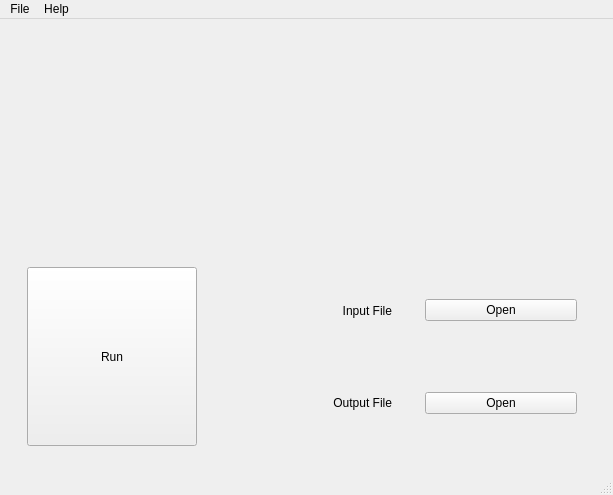
Qt form mainwindow.ui (AlexLeSang/ECOHT-ANN) before a commit.
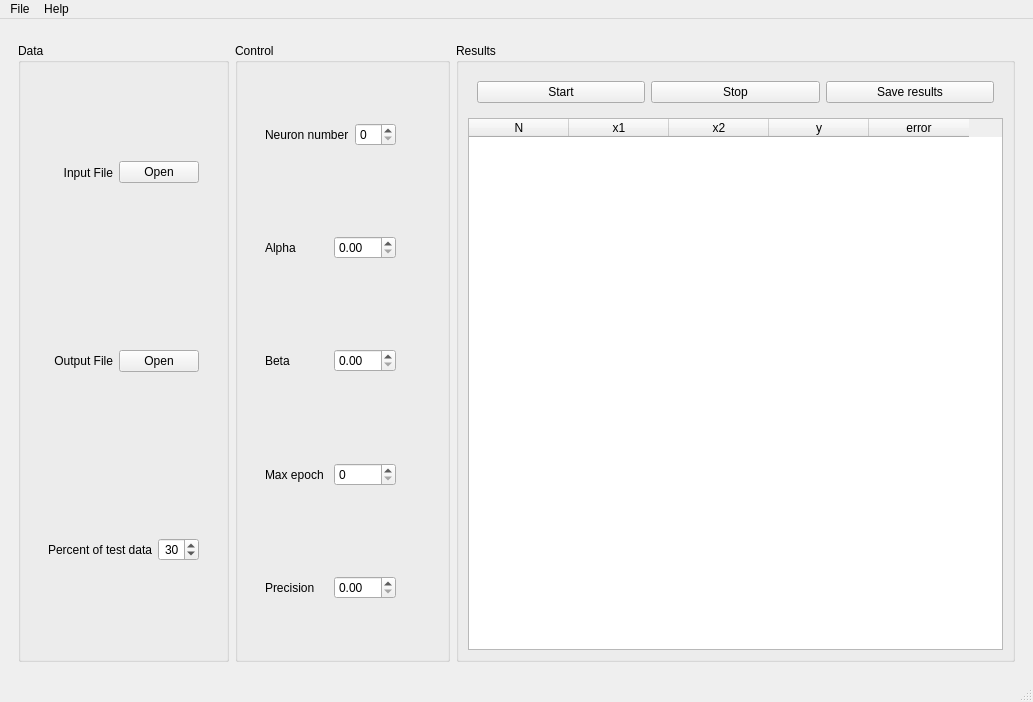
The same form after that commit. Custom widgets are drawn as their Qt base class.

The edit to the form file:
```diff
--- a/mainwindow.ui
+++ b/mainwindow.ui
@@ -6,10 +6,16 @@
    <rect>
     <x>0</x>
     <y>0</y>
-    <width>613</width>
-    <height>495</height>
+    <width>1033</width>
+    <height>702</height>
    </rect>
   </property>
+  <property name="sizePolicy">
+   <sizepolicy hsizetype="Expanding" vsizetype="Expanding">
+    <horstretch>0</horstretch>
+    <verstretch>0</verstretch>
+   </sizepolicy>
+  </property>
   <property name="windowTitle">
    <string>Neural Network Test</string>
   </property>
@@ -22,60 +28,225 @@
      <widget class="QWidget" name="horizontalWidget" native="true">
       <layout class="QHBoxLayout" name="horizontalLayout">
        <item>
-        <widget class="QWidget" name="gridWidget" native="true">
-         <layout class="QGridLayout" name="gridLayout">
-          <item row="0" column="0">
-           <widget class="QPushButton" name="runButton">
-            <property name="sizePolicy">
-             <sizepolicy hsizetype="Minimum" vsizetype="Minimum">
-              <horstretch>0</horstretch>
-              <verstretch>0</verstretch>
-             </sizepolicy>
-            </property>
-            <property name="text">
-             <string>Run</string>
-            </property>
+        <widget class="QGroupBox" name="groupBox_2">
+         <property name="title">
+          <string>Data</string>
+         </property>
+         <layout class="QHBoxLayout" name="horizontalLayout_4">
+          <item>
+           <widget class="QWidget" name="verticalWidget" native="true">
+            <layout class="QVBoxLayout" name="verticalLayout_3">
+             <item>
+              <widget class="QWidget" name="horizontalWidget" native="true">
+               <layout class="QHBoxLayout" name="horizontalLayout_2">
+                <item>
+                 <widget class="QLabel" name="inputLabel">
+                  <property name="text">
+                   <string>Input File</string>
+                  </property>
+                  <property name="alignment">
+                   <set>Qt::AlignRight|Qt::AlignTrailing|Qt::AlignVCenter</set>
+                  </property>
+                 </widget>
+                </item>
+                <item>
+                 <widget class="QPushButton" name="inputOpenButton">
+                  <property name="text">
+                   <string>Open</string>
+                  </property>
+                 </widget>
+                </item>
+               </layout>
+              </widget>
+             </item>
+             <item>
+              <widget class="QWidget" name="horizontalWidget_2" native="true">
+               <layout class="QHBoxLayout" name="horizontalLayout_3">
+                <item>
+                 <widget class="QLabel" name="outputlabel">
+                  <property name="text">
+                   <string>Output File</string>
+                  </property>
+                  <property name="alignment">
+                   <set>Qt::AlignRight|Qt::AlignTrailing|Qt::AlignVCenter</set>
+                  </property>
+                 </widget>
+                </item>
+                <item>
+                 <widget class="QPushButton" name="outputOpenButton">
+                  <property name="text">
+                   <string>Open</string>
+                  </property>
+                 </widget>
+                </item>
+               </layout>
+              </widget>
+             </item>
+             <item>
+              <widget class="QWidget" name="horizontalWidget_3" native="true">
+               <layout class="QHBoxLayout" name="horizontalLayout_9">
+                <item>
+                 <widget class="QLabel" name="label">
+                  <property name="text">
+                   <string>Percent of test data</string>
+                  </property>
+                  <property name="alignment">
+                   <set>Qt::AlignRight|Qt::AlignTrailing|Qt::AlignVCenter</set>
+                  </property>
+                 </widget>
+                </item>
+                <item>
+                 <widget class="QSpinBox" name="spinBox">
+                  <property name="alignment">
+                   <set>Qt::AlignRight|Qt::AlignTrailing|Qt::AlignVCenter</set>
+                  </property>
+                  <property name="value">
+                   <number>30</number>
+                  </property>
+                 </widget>
+                </item>
+               </layout>
+              </widget>
+             </item>
+            </layout>
            </widget>
           </item>
          </layout>
         </widget>
        </item>
        <item>
-        <widget class="QWidget" name="verticalWidget" native="true">
-         <layout class="QVBoxLayout" name="verticalLayout_3">
+        <widget class="QGroupBox" name="groupBox">
+         <property name="title">
+          <string>Control</string>
+         </property>
+         <layout class="QHBoxLayout" name="horizontalLayout_5">
           <item>
-           <widget class="QLabel" name="inputLabel">
-            <property name="text">
-             <string>Input File</string>
-            </property>
-            <property name="alignment">
-             <set>Qt::AlignRight|Qt::AlignTrailing|Qt::AlignVCenter</set>
-            </property>
+           <widget class="QWidget" name="verticalWidget" native="true">
+            <layout class="QVBoxLayout" name="verticalLayout_4">
+             <item>
+              <widget class="QWidget" name="horizontalWidget" native="true">
+               <layout class="QHBoxLayout" name="horizontalLayout_10">
+                <item>
+                 <widget class="QLabel" name="label_2">
+                  <property name="text">
+                   <string>Neuron number</string>
+                  </property>
+                 </widget>
+                </item>
+                <item>
+                 <widget class="QSpinBox" name="spinBox_2"/>
+                </item>
+               </layout>
+              </widget>
+             </item>
+             <item>
+              <widget class="QWidget" name="horizontalWidget_2" native="true">
+               <layout class="QHBoxLayout" name="horizontalLayout_11">
+                <item>
+                 <widget class="QLabel" name="label_3">
+                  <property name="text">
+                   <string>Alpha</string>
+                  </property>
+                 </widget>
+                </item>
+                <item>
+                 <widget class="QDoubleSpinBox" name="doubleSpinBox"/>
+                </item>
+               </layout>
+              </widget>
+             </item>
+             <item>
+              <widget class="QWidget" name="horizontalWidget_3" native="true">
+               <layout class="QHBoxLayout" name="horizontalLayout_12">
+                <item>
+                 <widget class="QLabel" name="label_4">
+                  <property name="text">
+                   <string>Beta</string>
+                  </property>
+                 </widget>
+                </item>
+                <item>
+                 <widget class="QDoubleSpinBox" name="doubleSpinBox_2"/>
+                </item>
+               </layout>
+              </widget>
+             </item>
+             <item>
+              <widget class="QWidget" name="horizontalWidget_4" native="true">
+               <layout class="QHBoxLayout" name="horizontalLayout_13">
+                <item>
+                 <widget class="QLabel" name="label_5">
+                  <property name="text">
+                   <string>Max epoch</string>
+                  </property>
+                 </widget>
+                </item>
+                <item>
+                 <widget class="QSpinBox" name="spinBox_3"/>
+                </item>
+               </layout>
+              </widget>
+             </item>
+             <item>
+              <widget class="QWidget" name="horizontalWidget_5" native="true">
+               <layout class="QHBoxLayout" name="horizontalLayout_14">
+                <item>
+                 <widget class="QLabel" name="label_6">
+                  <property name="text">
+                   <string>Precision</string>
+                  </property>
+                 </widget>
+                </item>
+                <item>
+                 <widget class="QDoubleSpinBox" name="doubleSpinBox_3"/>
+                </item>
+               </layout>
+              </widget>
+             </item>
+            </layout>
            </widget>
           </item>
           <item>
-           <widget class="QLabel" name="outputlabel">
-            <property name="text">
-             <string>Output File</string>
-            </property>
-            <property name="alignment">
-             <set>Qt::AlignRight|Qt::AlignTrailing|Qt::AlignVCenter</set>
-            </property>
+           <widget class="QWidget" name="verticalWidget_2" native="true">
+            <layout class="QVBoxLayout" name="verticalLayout_5"/>
            </widget>
           </item>
          </layout>
         </widget>
        </item>
        <item>
-        <widget class="QWidget" name="verticalWidget" native="true">
-         <layout class="QVBoxLayout" name="verticalLayout_2">
+        <widget class="QGroupBox" name="groupBox_3">
+         <property name="title">
+          <string>Results</string>
+         </property>
+         <layout class="QVBoxLayout" name="verticalLayout_6">
           <item>
            <widget class="QWidget" name="horizontalWidget" native="true">
-            <layout class="QHBoxLayout" name="horizontalLayout_2">
+            <layout class="QHBoxLayout" name="horizontalLayout_8">
              <item>
-              <widget class="QPushButton" name="inputOpenButton">
+              <widget class="QPushButton" name="runButton">
+               <property name="sizePolicy">
+                <sizepolicy hsizetype="Minimum" vsizetype="Minimum">
+                 <horstretch>0</horstretch>
+                 <verstretch>0</verstretch>
+                </sizepolicy>
+               </property>
                <property name="text">
-                <string>Open</string>
+                <string>Start</string>
+               </property>
+              </widget>
+             </item>
+             <item>
+              <widget class="QPushButton" name="pushButton">
+               <property name="text">
+                <string>Stop</string>
+               </property>
+              </widget>
+             </item>
+             <item>
+              <widget class="QPushButton" name="pushButton_2">
+               <property name="text">
+                <string>Save results</string>
                </property>
               </widget>
              </item>
@@ -83,16 +254,35 @@
            </widget>
           </item>
           <item>
-           <widget class="QWidget" name="horizontalWidget_2" native="true">
-            <layout class="QHBoxLayout" name="horizontalLayout_3">
-             <item>
-              <widget class="QPushButton" name="outputOpenButton">
-               <property name="text">
-                <string>Open</string>
-               </property>
-              </widget>
-             </item>
-            </layout>
+           <widget class="QTableWidget" name="tableWidget">
+            <property name="columnCount">
+             <number>5</number>
+            </property>
+            <column>
+             <property name="text">
+              <string>N</string>
+             </property>
+            </column>
+            <column>
+             <property name="text">
+              <string>x1</string>
+             </property>
+            </column>
+            <column>
+             <property name="text">
+              <string>x2</string>
+             </property>
+            </column>
+            <column>
+             <property name="text">
+              <string>y</string>
+             </property>
+            </column>
+            <column>
+             <property name="text">
+              <string>error</string>
+             </property>
+            </column>
            </widget>
           </item>
          </layout>
@@ -108,7 +298,7 @@
     <rect>
      <x>0</x>
      <y>0</y>
-     <width>613</width>
+     <width>1033</width>
      <height>21</height>
     </rect>
    </property>
```
